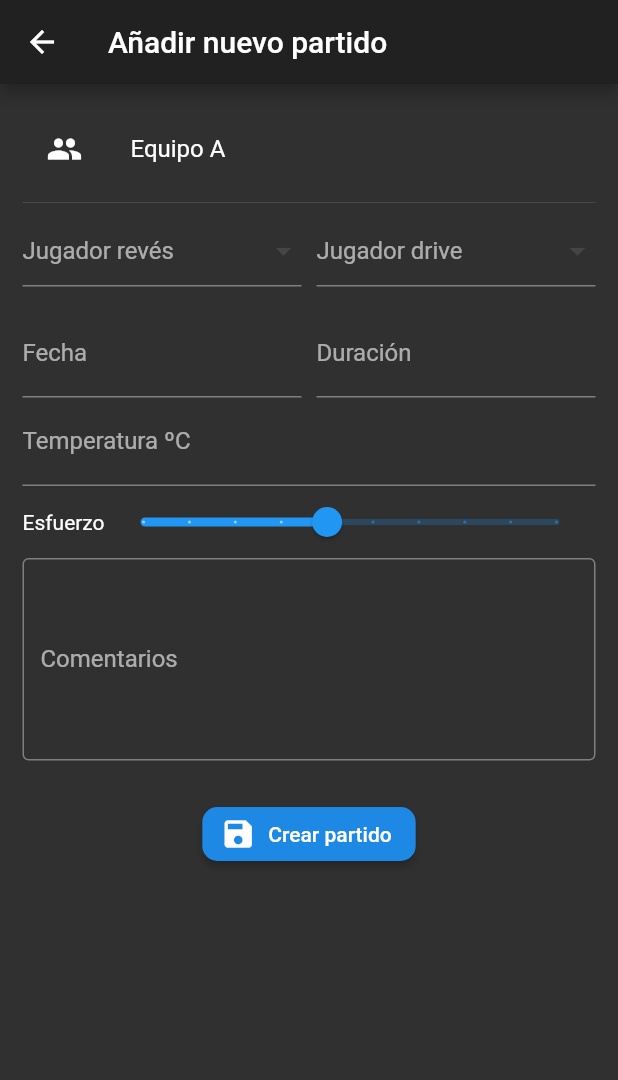
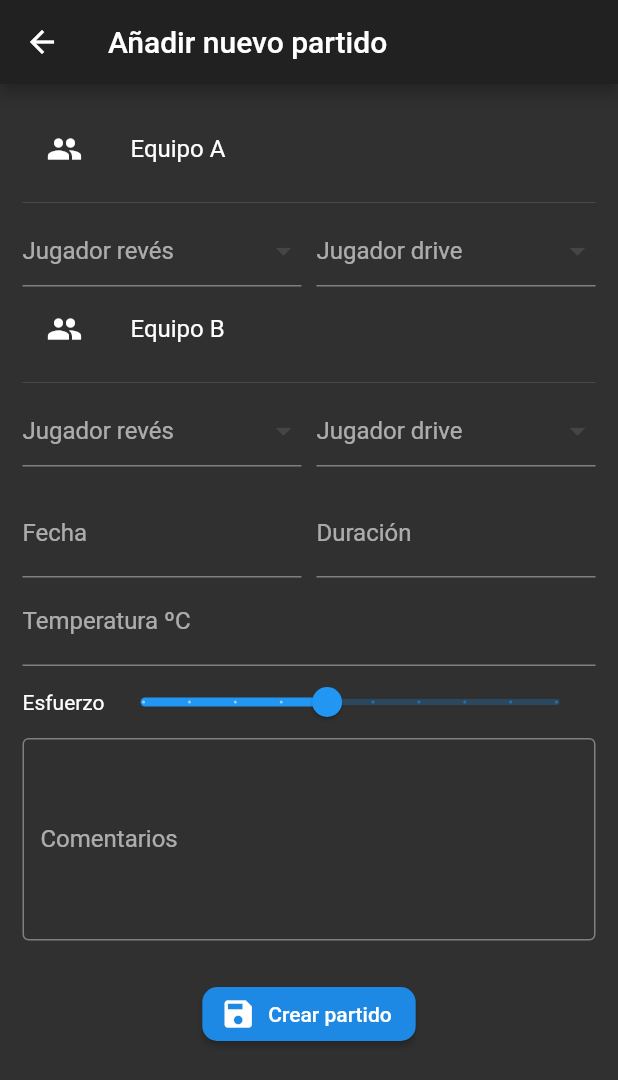
Before and after one commit to carmona44/padel_diary_old, a Flutter app: the MatchFormPage screen opened by its route, on a phone screen of 412 x 824 dp. Shown: the top 1080 px of the screen. Run offline on Flutter 3.47's test engine with Material 2 defaults, Android fonts, the phone set to English and light mode, and no system bars; our stand-ins replace modal_bottom_sheet, sqflite; missing offline and left inert: flutter_duration_picker; accounts and stored records are empty.

Commit message:
Added team B of the match

```diff
--- a/lib/pages/forms/match_form_page.dart
+++ b/lib/pages/forms/match_form_page.dart
@@ -49,12 +49,19 @@ class _MatchFormPageState extends State<MatchFormPage> {
                     Expanded(child: _inputTeamARight()),
                   ],
                 ),
+                ListTile(title: Text('Equipo B'), leading: Icon(Icons.people)),
+                Divider(),
+                Row(
+                  children: [
+                    Expanded(child: _inputTeamBLeft()),
+                    SizedBox(width: 10.0),
+                    Expanded(child: _inputTeamBRight()),
+                  ],
+                ),
                 SizedBox(height: 15.0),
                 //_inputTeamAFirstSet(),
                 //_inputTeamASecondSet(),
                 //_inputTeamAThirdSet(),
-                //_inputTeamBLeft(),
-                //_inputTeamBRight(),
                 //_inputTeamBFirstSet(),
                 //_inputTeamBSecondSet(),
                 //_inputTeamBThirdSet(),
@@ -115,6 +122,44 @@ class _MatchFormPageState extends State<MatchFormPage> {
         matchModel.teamARight = value.playerId;
       }),
       onSaved: (value) => matchModel.teamARight = value.playerId,
+    );
+  }
+
+  Widget _inputTeamBRight() {
+    List<DropdownMenuItem<Player>> _dropdownItems = [];
+    _restOfPlayers.forEach((player) {
+      final _dropdownItem = DropdownMenuItem(
+        child: Text(player.name),
+        value: player,
+      );
+      _dropdownItems.add(_dropdownItem);
+    });
+    return DropdownButtonFormField(
+      hint: Text('Jugador drive'),
+      items: _dropdownItems,
+      onChanged: (value) => setState(() {
+        matchModel.teamBRight = value.playerId;
+      }),
+      onSaved: (value) => matchModel.teamBRight = value.playerId,
+    );
+  }
+
+  Widget _inputTeamBLeft() {
+    List<DropdownMenuItem<Player>> _dropdownItems = [];
+    _restOfPlayers.forEach((player) {
+      final _dropdownItem = DropdownMenuItem(
+        child: Text(player.name),
+        value: player,
+      );
+      _dropdownItems.add(_dropdownItem);
+    });
+    return DropdownButtonFormField(
+      hint: Text('Jugador revés'),
+      items: _dropdownItems,
+      onChanged: (value) => setState(() {
+        matchModel.teamBLeft = value.playerId;
+      }),
+      onSaved: (value) => matchModel.teamBLeft = value.playerId,
     );
   }
 
```
